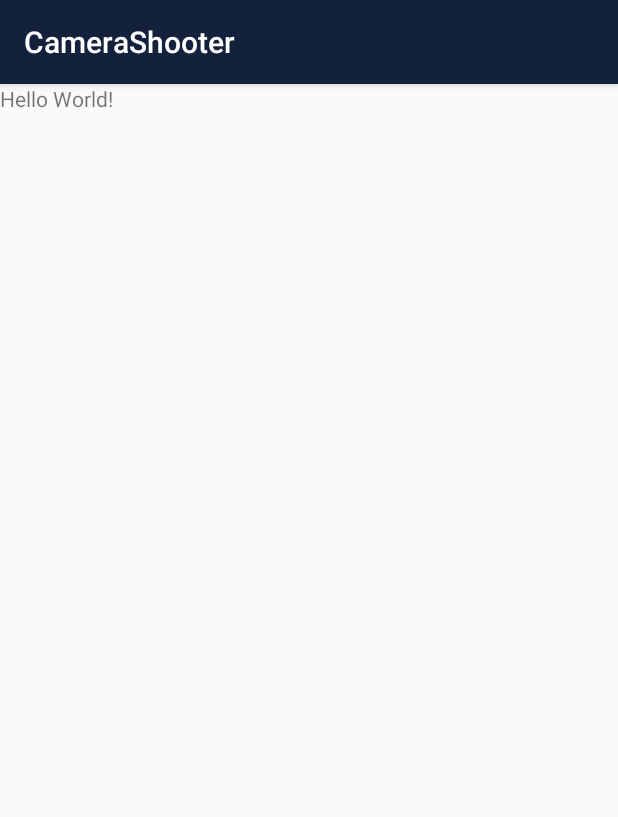
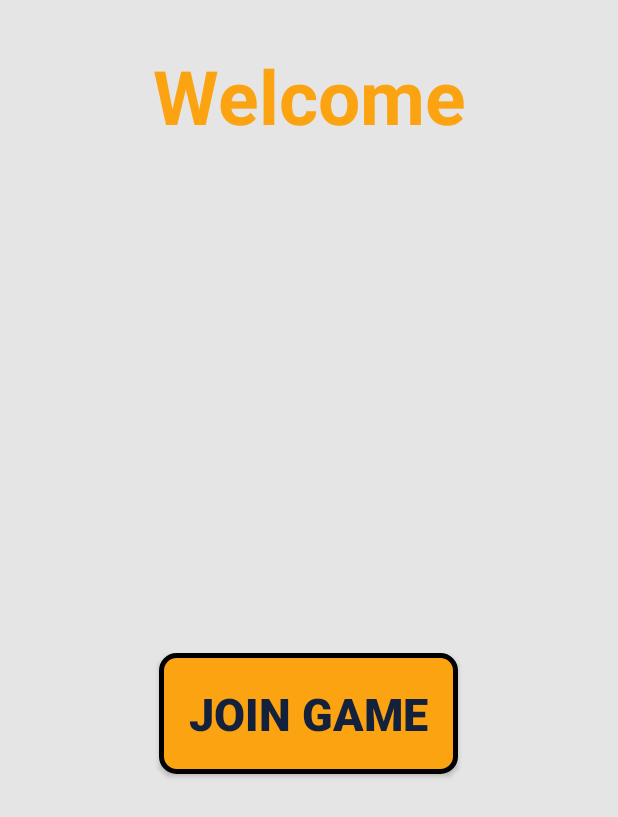
Before and after one commit to avicohen3660/CameraShooter, an Android app: the screen it shows after launch (MainActivity), on a phone screen of 412 x 824 dp. Shown: the top 817 px of the screen. Run offline under Robolectric (Android 15) with nearby library versions, the phone set to English and light mode, and no system bars.

Commit message:
activity_main.xml added

```diff
--- /dev/null
+++ b/app/src/main/res/drawable/button_style.xml
@@ -0,0 +1,8 @@
+<?xml version="1.0" encoding="utf-8"?>
+<shape xmlns:android="http://schemas.android.com/apk/res/android" android:shape="rectangle">
+
+    <corners android:radius="10dp"/>
+    <solid android:color="@color/colorAccent"/>
+    <stroke android:color="@color/colorPrimaryDark" android:width="3dp"/>
+
+</shape>
--- a/app/src/main/res/layout/activity_main.xml
+++ b/app/src/main/res/layout/activity_main.xml
@@ -4,15 +4,37 @@
     xmlns:tools="http://schemas.android.com/tools"
     android:layout_width="match_parent"
     android:layout_height="match_parent"
-    tools:context=".MainActivity">
+    tools:context=".MainActivity"
+    android:background="@color/background"
+    android:orientation="vertical"
+    android:gravity="center_horizontal">
 
     <TextView
-        android:layout_width="wrap_content"
+        android:layout_width="match_parent"
         android:layout_height="wrap_content"
-        android:text="Hello World!"
-        app:layout_constraintBottom_toBottomOf="parent"
-        app:layout_constraintLeft_toLeftOf="parent"
-        app:layout_constraintRight_toRightOf="parent"
-        app:layout_constraintTop_toTopOf="parent" />
+        android:text="@string/welcome"
+        android:textSize="50sp"
+        android:textStyle="bold"
+        android:textColor="@color/colorAccent"
+        android:gravity="center"
+        android:layout_margin="30dp"/>
+
+        <LinearLayout
+            android:layout_width="match_parent"
+            android:layout_height="match_parent"
+            android:gravity="center">
+
+            <Button
+                android:layout_width="wrap_content"
+                android:layout_height="wrap_content"
+                android:text="@string/join_game"
+                android:textSize="30sp"
+                android:textStyle="bold"
+                android:padding="20sp"
+                android:textColor="@color/colorPrimary"
+                android:gravity="center"
+                android:background="@drawable/button_style"/>
+
+        </LinearLayout>
 
 </LinearLayout>
--- a/app/src/main/res/values/strings.xml
+++ b/app/src/main/res/values/strings.xml
@@ -1,3 +1,5 @@
 <resources>
     <string name="app_name">CameraShooter</string>
+    <string name="welcome">Welcome</string>
+    <string name="join_game">Join Game</string>
 </resources>
--- a/app/src/main/res/values/styles.xml
+++ b/app/src/main/res/values/styles.xml
@@ -1,7 +1,7 @@
 <resources>
 
     <!-- Base application theme. -->
-    <style name="AppTheme" parent="Theme.AppCompat.Light.DarkActionBar">
+    <style name="AppTheme" parent="Theme.AppCompat.Light.NoActionBar">
         <!-- Customize your theme here. -->
         <item name="colorPrimary">@color/colorPrimary</item>
         <item name="colorPrimaryDark">@color/colorPrimaryDark</item>
```
